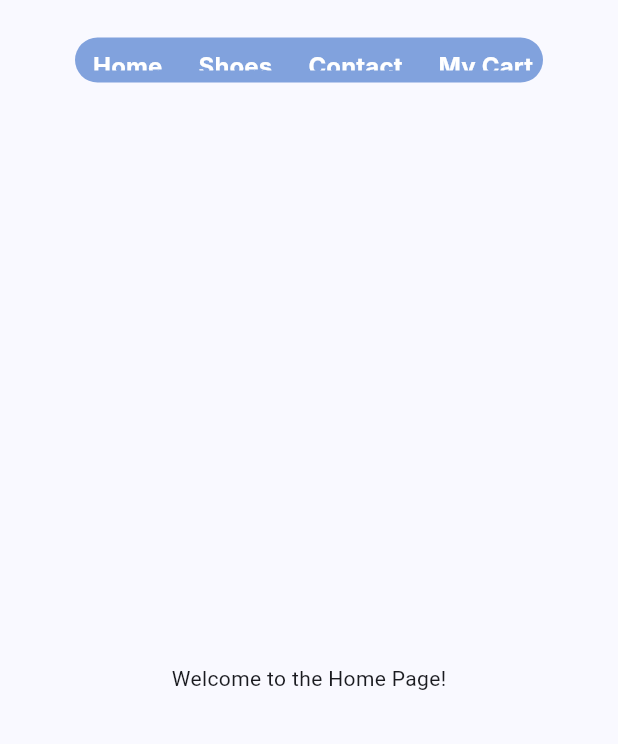
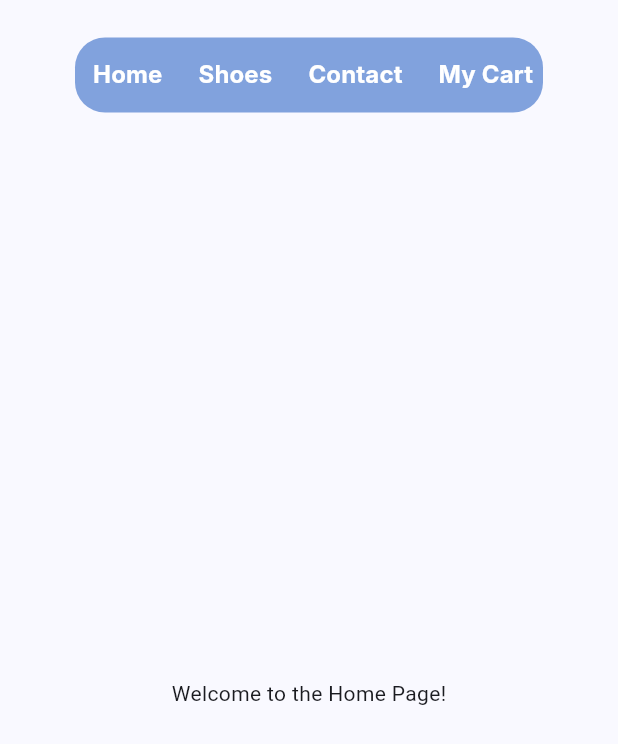
Before and after one commit to GianniQuinten/fluttercommerce, a Flutter app: the screen it shows after launch, on a phone screen of 412 x 824 dp. Shown: the top 744 px of the screen. Run offline on Flutter 3.47's test engine with Material 3 defaults, Android fonts, the phone set to English and light mode, and no system bars; Roboto replaces fonts that are missing (Inter).

Commit message:
Saving current made work

```diff
--- a/lib/main.dart
+++ b/lib/main.dart
@@ -20,11 +20,11 @@ class MyApp extends StatelessWidget {
         colorScheme: ColorScheme.fromSeed(seedColor: Colors.blueAccent),
         useMaterial3: true,
       ),
-      debugShowCheckedModeBanner: false, // Remove debug banner
+      debugShowCheckedModeBanner: false,
       initialRoute: '/',
       routes: {
         '/': (context) => HomePage(),
-        '/shoeOverview': (context) => ShoeOverviewPage(),
+        '/shoeOverview': (context) => const ShoeOverviewPage(),
         '/shoeDetails': (context) => ShoeDetailsPage(),
         '/cart': (context) => CartPage(),
         '/contact': (context) => ContactPage(),
@@ -32,7 +32,7 @@ class MyApp extends StatelessWidget {
       builder: (context, child) {
         return Scaffold(
           appBar: PreferredSize(
-            preferredSize: const Size.fromHeight(80.0), // Set preferred height for the app bar
+            preferredSize: const Size.fromHeight(100.0),
             child: Container(
               margin: const EdgeInsets.fromLTRB(50, 25, 50, 25), // Add margins
               child: AppBar(
@@ -83,7 +83,7 @@ class NavButton extends StatelessWidget {
   Widget build(BuildContext context) {
     return TextButton(
       onPressed: () {
-        Navigator.pushNamed(context, route);
+        Navigator.pushNamed(context, route); // Use Navigator.pushNamed
       },
       child: Text(
         label,
--- a/lib/pages/shoe_overview_page.dart
+++ b/lib/pages/shoe_overview_page.dart
@@ -1,11 +1,13 @@
 import 'package:flutter/material.dart';
 
 class ShoeOverviewPage extends StatelessWidget {
+  const ShoeOverviewPage({Key? key}) : super(key: key);
+
   @override
   Widget build(BuildContext context) {
     return Scaffold(
       appBar: AppBar(title: Text('Shoe Overview')),
-      body: Center(
+      body: const Center(
         child: Text('Explore our amazing shoe collection!'),
       ),
     );
```
